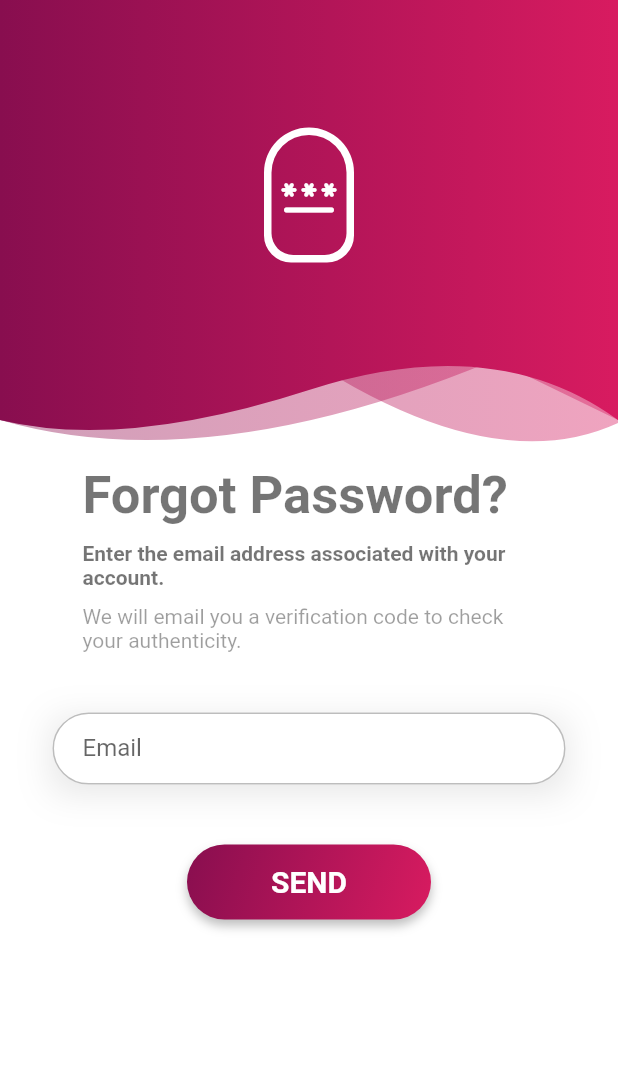
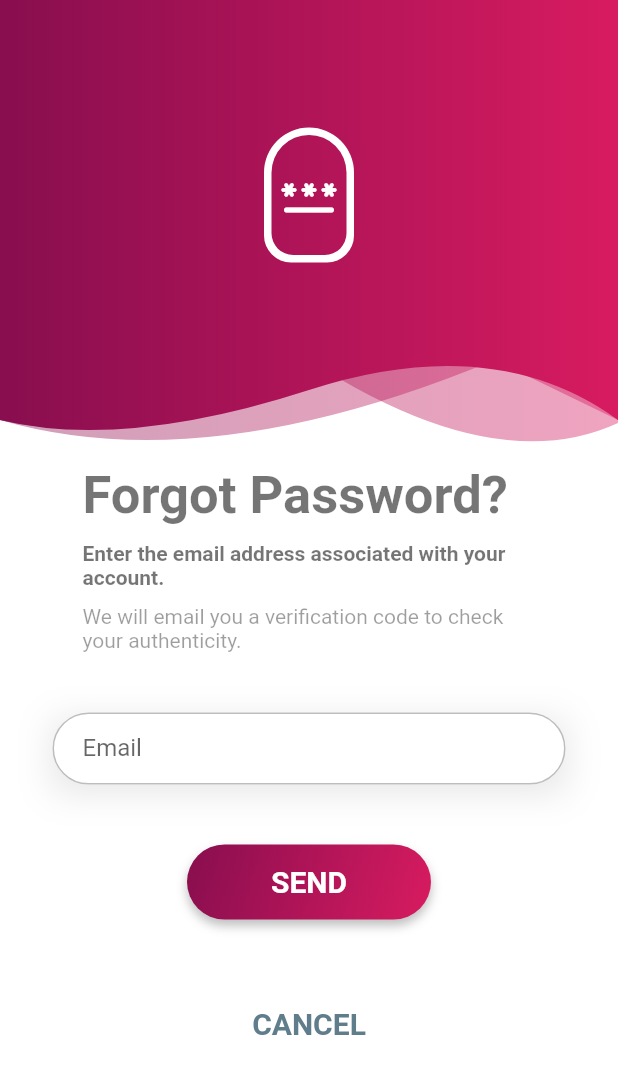
Before and after one commit to Ramadhansyukri/fyp_2, a Flutter app: the screen it shows after launch, after a tap on "Forgot your password?", on a phone screen of 412 x 824 dp. Shown: the top 1074 px of the screen. Run offline on Flutter 3.47's test engine with Material 2 defaults, Android fonts, the phone set to English and light mode, and no system bars; our stand-ins replace cloud_firestore, email_validator, firebase_auth, firebase_core, fluttertoast; accounts and stored records are empty.

```diff
--- a/lib/screens/forgot_password_screen.dart
+++ b/lib/screens/forgot_password_screen.dart
@@ -1,5 +1,6 @@
 import 'package:email_validator/email_validator.dart';
 import 'package:flutter/material.dart';
+import 'package:fyp_2/screens/wrapper.dart';
 
 import '../services/auth.dart';
 import '../shared/theme_helper.dart';
@@ -16,6 +17,7 @@ class _ForgotPasswordState extends State<ForgotPassword> {
 
   final _formKey = GlobalKey<FormState>();
   final AuthService _auth = AuthService();
+  bool canResendEmail = true;
 
   var email = '';
 
@@ -100,6 +102,14 @@ class _ForgotPasswordState extends State<ForgotPassword> {
                               decoration: ThemeHelper().buttonBoxDecoration(context),
                               child: ElevatedButton(
                                 style: ThemeHelper().buttonStyle(),
+                                onPressed: canResendEmail ? () async {
+                                  if(_formKey.currentState!.validate()) {
+                                    await _auth.resetPassword(email);
+                                    setState(() => canResendEmail = false);
+                                    await Future.delayed(const Duration(seconds: 60));
+                                    setState(() => canResendEmail = true);
+                                  }
+                                } : null,
                                 child: Padding(
                                   padding: const EdgeInsets.fromLTRB(
                                       40, 10, 40, 10),
@@ -112,13 +122,27 @@ class _ForgotPasswordState extends State<ForgotPassword> {
                                     ),
                                   ),
                                 ),
-                                onPressed: () async {
-                                  if(_formKey.currentState!.validate()) {
-                                    await _auth.resetPassword(email);
-                                  }
-                                },
                               ),
                             ),
+                            const SizedBox(height: 40.0),
+                            TextButton(
+                              style: ElevatedButton.styleFrom(
+                                minimumSize: const Size(100, 50),
+                              ),
+                              onPressed: () => Navigator.of(context).pushReplacement(MaterialPageRoute(builder: (context) => const Wrapper())),
+                              child: Padding(
+                                padding: const EdgeInsets.fromLTRB(
+                                    40, 10, 40, 10),
+                                child: Text(
+                                  "Cancel".toUpperCase(),
+                                  style: const TextStyle(
+                                    fontSize: 20,
+                                    fontWeight: FontWeight.bold,
+                                    color: Colors.blueGrey,
+                                  ),
+                                ),
+                              ),
+                            )
                           ],
                         ),
                       )
--- a/lib/shared/theme_helper.dart
+++ b/lib/shared/theme_helper.dart
@@ -63,29 +63,17 @@ class ThemeHelper{
         ),
       ),
       minimumSize: MaterialStateProperty.all(const Size(50, 50)),
-      backgroundColor: MaterialStateProperty.all(Colors.transparent),
+      backgroundColor: MaterialStateProperty.resolveWith<Color>(
+            (Set<MaterialState> states) {
+          // Determine the background color based on the button's state
+          return states.contains(MaterialState.disabled)
+              ? Colors.grey // Disabled state
+              : Colors.transparent; // Enabled state
+        },
+      ),
       shadowColor: MaterialStateProperty.all(Colors.transparent),
     );
   }
 
-  AlertDialog alertDialog(String title, String content, BuildContext context) {
-    return AlertDialog(
-      title: Text(title),
-      content: Text(content),
-      actions: [
-        TextButton(
-          child: const Text(
-            "OK",
-            style: TextStyle(color: Colors.white),
-          ),
-          style: ButtonStyle(
-              backgroundColor: MaterialStateProperty.all(Colors.black38)),
-          onPressed: () {
-            Navigator.of(context).pop();
-          },
-        ),
-      ],
-    );
-  }
 
 }
--- a/lib/widgets/header_widget.dart
+++ b/lib/widgets/header_widget.dart
@@ -27,25 +27,10 @@ class _HeaderWidgetState extends State<HeaderWidget> {
         .size
         .width;
 
-    return Container(
-      child: Stack(
+    return Stack(
       children: [
         ClipPath(
-            child: Container(
-              decoration: new BoxDecoration(
-                gradient: new LinearGradient(
-                    colors: [
-                      Theme.of(context).primaryColor.withOpacity(0.4),
-                      Theme.of(context).colorScheme.secondary.withOpacity(0.4),
-                    ],
-                    begin: const FractionalOffset(0.0, 0.0),
-                    end: const FractionalOffset(1.0, 0.0),
-                    stops: [0.0, 1.0],
-                    tileMode: TileMode.clamp
-                ),
-              ),
-            ),
-            clipper: new ShapeClipper(
+          clipper: ShapeClipper(
               [
                 Offset(width / 5, _height),
                 Offset(width / 10 * 5, _height - 60),
@@ -53,23 +38,23 @@ class _HeaderWidgetState extends State<HeaderWidget> {
                 Offset(width, _height - 18)
               ]
           ),
-          ),
-          ClipPath(
           child: Container(
-              decoration: new BoxDecoration(
-                gradient: new LinearGradient(
+            decoration: BoxDecoration(
+              gradient: LinearGradient(
                   colors: [
                     Theme.of(context).primaryColor.withOpacity(0.4),
                     Theme.of(context).colorScheme.secondary.withOpacity(0.4),
                   ],
                   begin: const FractionalOffset(0.0, 0.0),
                   end: const FractionalOffset(1.0, 0.0),
-                    stops: [0.0, 1.0],
+                  stops: const [0.0, 1.0],
                   tileMode: TileMode.clamp
               ),
             ),
           ),
-            clipper: new ShapeClipper(
+        ),
+        ClipPath(
+          clipper: ShapeClipper(
               [
                 Offset(width / 3, _height + 20),
                 Offset(width / 10 * 8, _height - 60),
@@ -77,23 +62,23 @@ class _HeaderWidgetState extends State<HeaderWidget> {
                 Offset(width, _height - 20)
               ]
           ),
-          ),
-          ClipPath(
           child: Container(
-              decoration: new BoxDecoration(
-                gradient: new LinearGradient(
+            decoration: BoxDecoration(
+              gradient: LinearGradient(
                   colors: [
-                      Theme.of(context).primaryColor,
-                      Theme.of(context).colorScheme.secondary,
+                    Theme.of(context).primaryColor.withOpacity(0.4),
+                    Theme.of(context).colorScheme.secondary.withOpacity(0.4),
                   ],
                   begin: const FractionalOffset(0.0, 0.0),
                   end: const FractionalOffset(1.0, 0.0),
-                    stops: [0.0, 1.0],
+                  stops: const [0.0, 1.0],
                   tileMode: TileMode.clamp
               ),
             ),
           ),
-            clipper: new ShapeClipper(
+        ),
+        ClipPath(
+          clipper: ShapeClipper(
               [
                 Offset(width / 5, _height),
                 Offset(width / 2, _height - 40),
@@ -101,15 +86,29 @@ class _HeaderWidgetState extends State<HeaderWidget> {
                 Offset(width, _height - 20)
               ]
           ),
+          child: Container(
+            decoration: BoxDecoration(
+              gradient: LinearGradient(
+                  colors: [
+                    Theme.of(context).primaryColor,
+                    Theme.of(context).colorScheme.secondary,
+                  ],
+                  begin: const FractionalOffset(0.0, 0.0),
+                  end: const FractionalOffset(1.0, 0.0),
+                  stops: const [0.0, 1.0],
+                  tileMode: TileMode.clamp
+              ),
+            ),
+          ),
         ),
         Visibility(
           visible: _showIcon,
-            child: Container(
+          child: SizedBox(
             height: _height - 40,
             child: Center(
               child: Container(
-                  margin: EdgeInsets.all(20),
-                  padding: EdgeInsets.only(
+                margin: const EdgeInsets.all(20),
+                padding: const EdgeInsets.only(
                   left: 5.0,
                   top: 20.0,
                   right: 5.0,
@@ -117,7 +116,7 @@ class _HeaderWidgetState extends State<HeaderWidget> {
                 ),
                 decoration: BoxDecoration(
                   // borderRadius: BorderRadius.circular(20),
-                    borderRadius: BorderRadius.only(
+                  borderRadius: const BorderRadius.only(
                     topLeft: Radius.circular(100),
                     topRight: Radius.circular(100),
                     bottomLeft: Radius.circular(60),
@@ -136,7 +135,6 @@ class _HeaderWidgetState extends State<HeaderWidget> {
         ),
 
       ],
-      ),
     );
   }
 }
@@ -146,7 +144,7 @@ class ShapeClipper extends CustomClipper<Path> {
   ShapeClipper(this._offsets);
   @override
   Path getClip(Size size) {
-    var path = new Path();
+    var path = Path();
 
     path.lineTo(0.0, size.height-20);
 
```
Also changed, not shown: lib/models/user_models.dart (+22 -0 lines), lib/screens/user_register.dart (+3 -27 lines), lib/screens/verify_email_screen.dart (+15 -28 lines), lib/services/auth.dart (+91 -15 lines), lib/services/database.dart (+14 -8 lines). Lines whose indentation alone changed are shown as unchanged.
